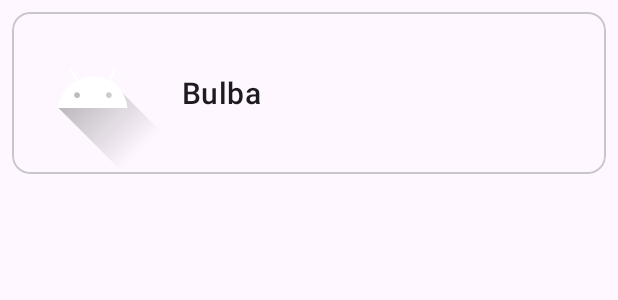
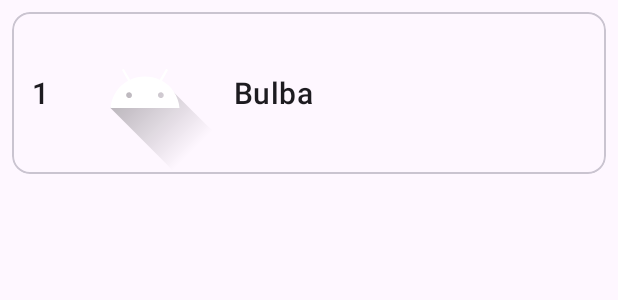
Before and after one commit to AS-Coope/Gen1Dex, an Android app: the layout list_item.xml on its own in the app's theme, with its tools: preview values and no code run, on a phone screen of 412 x 824 dp. Shown: the top 300 px of the screen. Run offline under Robolectric (Android 15) with nearby library versions, the phone set to English and light mode, and no system bars.

Commit message:
Add Dex No to item view

```diff
--- a/app/src/main/res/layout/list_item.xml
+++ b/app/src/main/res/layout/list_item.xml
@@ -11,6 +11,15 @@
         android:layout_width="match_parent"
         android:layout_height="wrap_content"
         android:orientation="horizontal">
+
+        <TextView
+            android:layout_width="wrap_content"
+            android:layout_height="wrap_content"
+            android:layout_gravity="center"
+            tools:text="1"
+            android:layout_marginStart="13dp"
+            android:layout_marginEnd="10dp"
+            android:textAppearance="?attr/textAppearanceHeadline6"/>
 
         <ImageView
             android:id="@+id/monImage"
```
